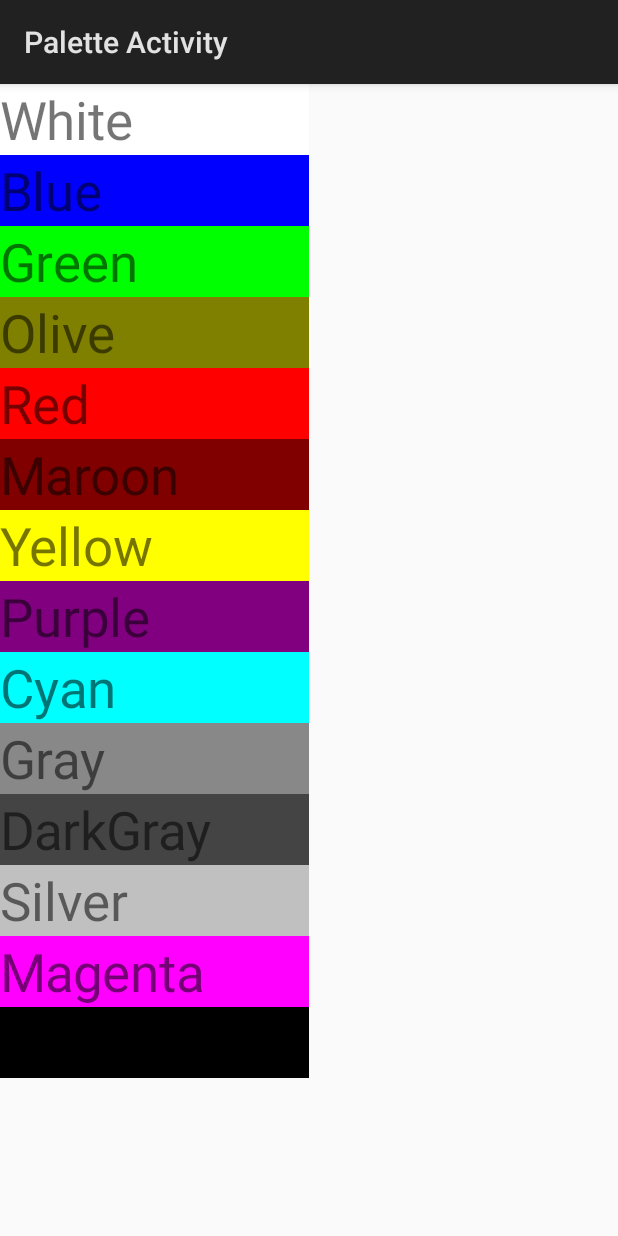
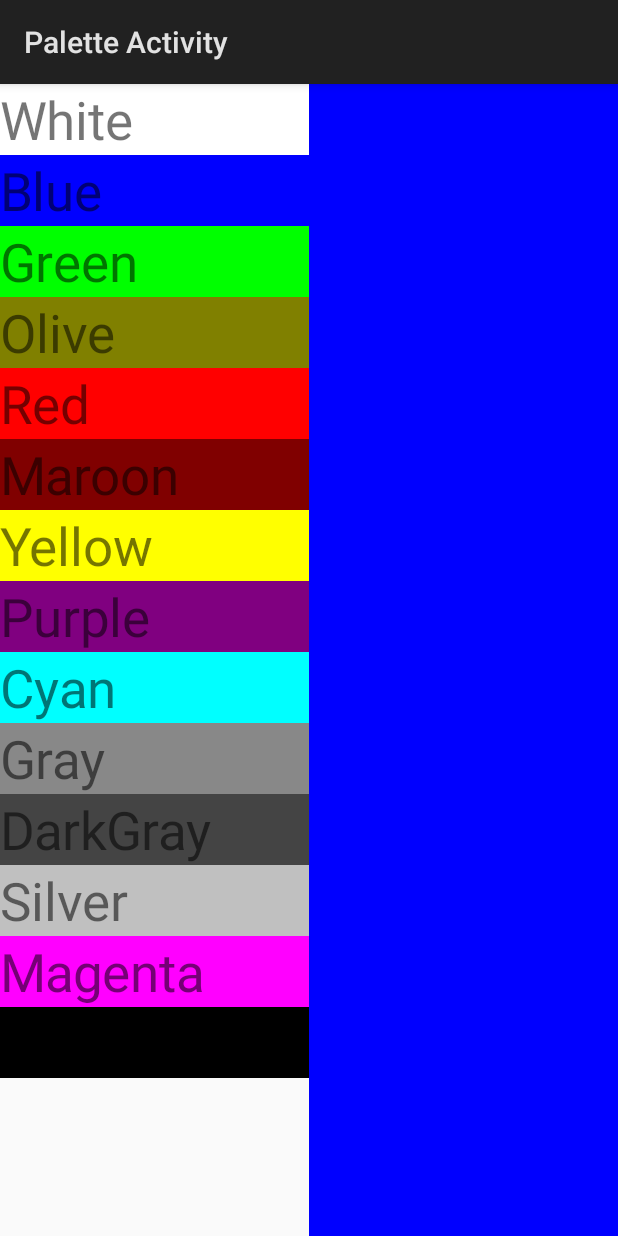
Before and after one commit to illphil610/PaletteActivity, an Android app: the screen it shows after launch (PaletteActivity), after a tap on "Blue", on a phone screen of 412 x 824 dp. Run offline under Robolectric (Android 15) with nearby library versions, the phone set to English and light mode, and no system bars; 1 other tap on this screen came first.

Commit message:
Changing layout to allow for two fragments instead of two activities

```diff
--- a/app/src/main/java/edu/temple/paletteactivity/CanvasFragment.java
+++ b/app/src/main/java/edu/temple/paletteactivity/CanvasFragment.java
@@ -2,6 +2,7 @@ package edu.temple.paletteactivity;
 
 
 import android.app.Fragment;
+import android.graphics.Color;
 import android.os.Bundle;
 import android.view.LayoutInflater;
 import android.view.View;
@@ -16,6 +17,7 @@ import android.widget.Toast;
 public class CanvasFragment extends Fragment {
 
     FrameLayout frameLayout;
+    FrameLayout canvasFrame;
 
     public CanvasFragment() {
         // Required empty public constructor
@@ -28,12 +30,13 @@ public class CanvasFragment extends Fragment {
         View view = inflater.inflate(R.layout.fragment_canvas, container, false);
 
         frameLayout = (FrameLayout) view.findViewById(R.id.canvas_fragment);
+        canvasFrame = (FrameLayout) view.findViewById(R.id.canvas_frame);
 
         return view;
     }
 
     public void changeBackgroundColor(String color) {
-        //frameLayout.setBackgroundColor(Color.parseColor(color));
+        canvasFrame.setBackgroundColor(Color.parseColor(color));
         Toast.makeText(getContext(), "color", Toast.LENGTH_SHORT).show();
 
     }
--- a/app/src/main/java/edu/temple/paletteactivity/PaletteActivity.java
+++ b/app/src/main/java/edu/temple/paletteactivity/PaletteActivity.java
@@ -3,8 +3,6 @@ package edu.temple.paletteactivity;
 import android.app.Activity;
 import android.app.Fragment;
 import android.os.Bundle;
-
-//import static edu.temple.paletteactivity.R.id.listView;
 
 public class PaletteActivity extends Activity implements PalletteFragment.PalletteInterface {
 
--- a/app/src/main/java/edu/temple/paletteactivity/PalletteFragment.java
+++ b/app/src/main/java/edu/temple/paletteactivity/PalletteFragment.java
@@ -8,6 +8,7 @@ import android.view.View;
 import android.view.ViewGroup;
 import android.widget.AdapterView;
 import android.widget.GridView;
+import android.widget.Toast;
 
 /**
  * A simple {@link Fragment} subclass.
@@ -26,13 +27,14 @@ public class PalletteFragment extends Fragment {
                              Bundle savedInstanceState) {
         // Inflate the layout for this fragment
         View view = inflater.inflate(R.layout.fragment_pallette, container, false);
+        gridView = (GridView) view.findViewById(R.id.grid_view);
+        parentInt = (PalletteInterface) getContext();
 
         //Used for the spanish translation part of the app
         Resources res = getResources();
         final String[] colors = res.getStringArray(R.array.color_array);
         final String[] actualColors = res.getStringArray(R.array.actual_color_array);
 
-        gridView = (GridView) view.findViewById(R.id.grid_view);
 
         final MyAdapter myAdapter = new MyAdapter(getActivity(), colors, actualColors);
 
@@ -43,10 +45,8 @@ public class PalletteFragment extends Fragment {
             public void onItemClick(AdapterView<?> parent, View view, int position, long id) {
 
                 String color = actualColors[position];
-                //Toast.makeText(getContext(), color, Toast.LENGTH_SHORT).show();
-
+                Toast.makeText(getContext(), color, Toast.LENGTH_SHORT).show();
                 parentInt.changeCanvasColor(color);
-
 
             }
         };
@@ -56,6 +56,7 @@ public class PalletteFragment extends Fragment {
         return view;
     }
 
+
     public interface PalletteInterface{
         void changeCanvasColor(String color);
     }
--- a/app/src/main/res/layout/fragment_canvas.xml
+++ b/app/src/main/res/layout/fragment_canvas.xml
@@ -1,5 +1,6 @@
 <FrameLayout xmlns:android="http://schemas.android.com/apk/res/android"
     xmlns:tools="http://schemas.android.com/tools"
+    android:id="@+id/canvas_frame"
     android:layout_width="match_parent"
     android:layout_height="match_parent"
     tools:context="edu.temple.paletteactivity.CanvasFragment">
```
